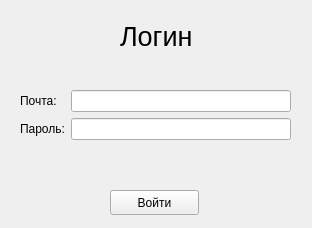
Qt form ui/login_account.ui (OCCCAS/Yandex) before a commit.
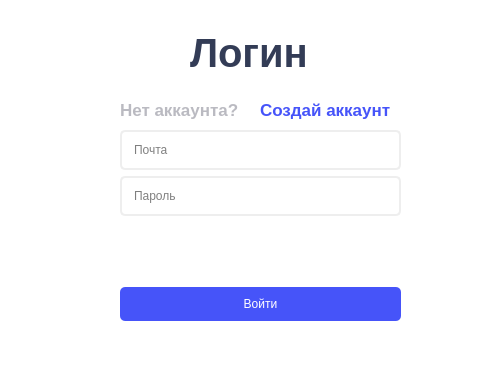
The same form after that commit.

The edit to the form file:
```diff
--- a/ui/login_account.ui
+++ b/ui/login_account.ui
@@ -6,96 +6,151 @@
    <rect>
     <x>0</x>
     <y>0</y>
-    <width>312</width>
-    <height>228</height>
+    <width>498</width>
+    <height>380</height>
    </rect>
   </property>
   <property name="windowTitle">
    <string>Form</string>
   </property>
-  <widget class="QWidget" name="formLayoutWidget">
+  <property name="styleSheet">
+   <string notr="true">background-color: white;</string>
+  </property>
+  <widget class="QLabel" name="label_3">
    <property name="geometry">
     <rect>
-     <x>20</x>
-     <y>90</y>
-     <width>271</width>
-     <height>61</height>
+     <x>190</x>
+     <y>30</y>
+     <width>123</width>
+     <height>46</height>
     </rect>
    </property>
-   <layout class="QFormLayout" name="formLayout">
-    <item row="0" column="0">
-     <widget class="QLabel" name="label_2">
-      <property name="text">
-       <string>Почта:</string>
+   <property name="font">
+    <font>
+     <pointsize>30</pointsize>
+     <weight>75</weight>
+     <bold>true</bold>
+    </font>
+   </property>
+   <property name="styleSheet">
+    <string notr="true">color: #333c56;</string>
+   </property>
+   <property name="text">
+    <string>Логин</string>
+   </property>
+  </widget>
+  <widget class="QWidget" name="verticalLayoutWidget">
+   <property name="geometry">
+    <rect>
+     <x>120</x>
+     <y>130</y>
+     <width>281</width>
+     <height>191</height>
+    </rect>
+   </property>
+   <layout class="QVBoxLayout" name="verticalLayout">
+    <item>
+     <widget class="QLineEdit" name="edit_email">
+      <property name="styleSheet">
+       <string notr="true">background-color: #ffffff;
+border-radius: 5px;
+color: black;
+padding: 10px;
+border: 2px solid #eeeeee;</string>
       </property>
-     </widget>
-    </item>
-    <item row="0" column="1">
-     <widget class="QLineEdit" name="edit_email"/>
-    </item>
-    <item row="1" column="0">
-     <widget class="QLabel" name="label">
-      <property name="text">
-       <string>Пароль:</string>
+      <property name="placeholderText">
+       <string>Почта</string>
       </property>
      </widget>
     </item>
-    <item row="1" column="1">
+    <item>
      <widget class="QLineEdit" name="edit_password">
+      <property name="styleSheet">
+       <string notr="true">background-color: #ffffff;
+border-radius: 5px;
+color: black;
+padding: 10px;
+border: 2px solid #eeeeee;</string>
+      </property>
       <property name="echoMode">
        <enum>QLineEdit::Password</enum>
       </property>
+      <property name="placeholderText">
+       <string>Пароль</string>
+      </property>
+     </widget>
+    </item>
+    <item>
+     <widget class="QLabel" name="lbl_info">
+      <property name="styleSheet">
+       <string notr="true">color: red;</string>
+      </property>
+      <property name="text">
+       <string/>
+      </property>
+     </widget>
+    </item>
+    <item>
+     <widget class="QPushButton" name="btn_login">
+      <property name="styleSheet">
+       <string notr="true">padding: 10px;
+background-color: #4654f9;
+border-width: 2px;
+border-radius: 5px;
+color: white;
+</string>
+      </property>
+      <property name="text">
+       <string>Войти</string>
+      </property>
      </widget>
     </item>
    </layout>
   </widget>
-  <widget class="QPushButton" name="btn_login">
-   <property name="geometry">
-    <rect>
-     <x>110</x>
-     <y>190</y>
-     <width>89</width>
-     <height>25</height>
-    </rect>
-   </property>
-   <property name="text">
-    <string>Войти</string>
-   </property>
-  </widget>
-  <widget class="QLabel" name="label_3">
+  <widget class="QLabel" name="label">
    <property name="geometry">
     <rect>
      <x>120</x>
-     <y>20</y>
-     <width>79</width>
-     <height>32</height>
+     <y>100</y>
+     <width>119</width>
+     <height>20</height>
     </rect>
    </property>
    <property name="font">
     <font>
-     <pointsize>20</pointsize>
-     <weight>50</weight>
-     <bold>false</bold>
+     <pointsize>13</pointsize>
+     <weight>75</weight>
+     <bold>true</bold>
     </font>
    </property>
+   <property name="styleSheet">
+    <string notr="true">color: #babac1;</string>
+   </property>
    <property name="text">
-    <string>Логин</string>
+    <string>Нет аккаунта?</string>
    </property>
   </widget>
-  <widget class="QLabel" name="lbl_info">
+  <widget class="QLabel" name="lbl_create_account">
    <property name="geometry">
     <rect>
-     <x>20</x>
-     <y>160</y>
-     <width>67</width>
-     <height>17</height>
+     <x>260</x>
+     <y>100</y>
+     <width>132</width>
+     <height>20</height>
     </rect>
    </property>
+   <property name="font">
+    <font>
+     <pointsize>13</pointsize>
+     <weight>75</weight>
+     <bold>true</bold>
+    </font>
+   </property>
    <property name="styleSheet">
-    <string notr="true">color: red;</string>
+    <string notr="true">color: #4654f9;</string>
    </property>
    <property name="text">
-    <string/>
+    <string>Создай аккаунт</string>
    </property>
   </widget>
  </widget>
```
